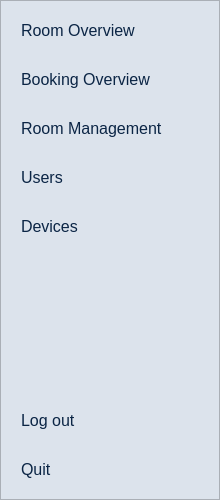
The window that ui/sidebar.ui (maihuybao/SmartLockUEL) describes before a commit, drawn with Qt 5.
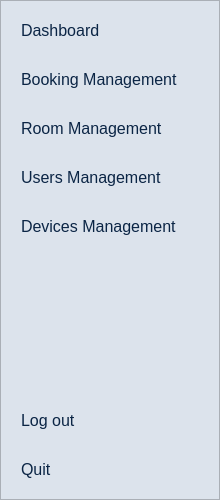
The same window after the commit.

Commit message: Revamp booking & device UIs, CSV import, assets

```diff
--- a/ui/sidebar.ui
+++ b/ui/sidebar.ui
@@ -57,14 +57,14 @@
    <item>
     <widget class="QPushButton" name="pushButtonOverview">
      <property name="text">
-      <string>Room Overview</string>
+      <string>Dashboard</string>
      </property>
     </widget>
    </item>
    <item>
     <widget class="QPushButton" name="pushButtonBookings">
      <property name="text">
-      <string>Booking Overview</string>
+      <string>Booking Management</string>
      </property>
     </widget>
    </item>
@@ -78,14 +78,14 @@
    <item>
     <widget class="QPushButton" name="pushButtonUsers">
      <property name="text">
-      <string>Users</string>
+      <string>Users Management</string>
      </property>
     </widget>
    </item>
    <item>
     <widget class="QPushButton" name="pushButtonDevices">
      <property name="text">
-      <string>Devices</string>
+      <string>Devices Management</string>
      </property>
     </widget>
    </item>
```
The commit also changes 49 other files.
